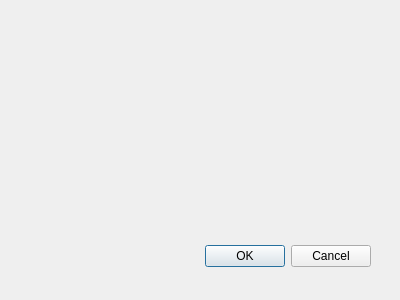
Above: qceplib-base/qcepfixupgainmapdialog.ui from guyjennings/qxrd before the change. Below: the same form after it.
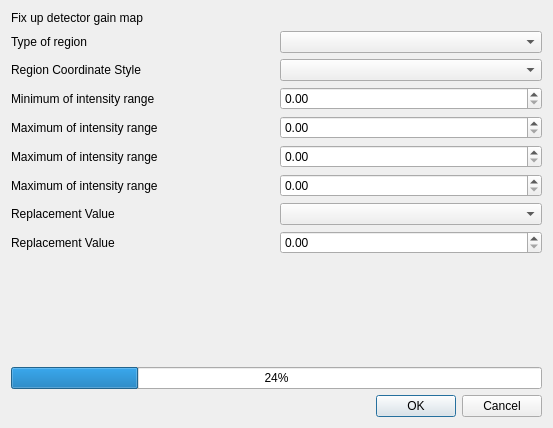
That is the form after the change.

Commit message: Initial implementation of set data value range command

The edit to the form file:
```diff
--- a/qceplib-base/qcepfixupgainmapdialog.ui
+++ b/qceplib-base/qcepfixupgainmapdialog.ui
@@ -8,29 +8,132 @@
    <rect>
     <x>0</x>
     <y>0</y>
-    <width>400</width>
-    <height>300</height>
+    <width>553</width>
+    <height>428</height>
    </rect>
   </property>
   <property name="windowTitle">
    <string>Dialog</string>
   </property>
-  <widget name="buttonBox" class="QDialogButtonBox">
-   <property name="geometry">
-    <rect>
-     <x>30</x>
-     <y>240</y>
-     <width>341</width>
-     <height>32</height>
-    </rect>
-   </property>
-   <property name="orientation">
-    <enum>Qt::Horizontal</enum>
-   </property>
-   <property name="standardButtons">
-    <set>QDialogButtonBox::Cancel|QDialogButtonBox::Ok</set>
-   </property>
-  </widget>
+  <layout class="QGridLayout" name="gridLayout">
+   <item row="0" column="0" colspan="2">
+    <widget class="QLabel" name="label">
+     <property name="text">
+      <string>Fix up detector gain map</string>
+     </property>
+    </widget>
+   </item>
+   <item row="1" column="0">
+    <widget class="QLabel" name="label_2">
+     <property name="text">
+      <string>Type of region </string>
+     </property>
+    </widget>
+   </item>
+   <item row="1" column="1">
+    <widget class="QComboBox" name="m_RegionType"/>
+   </item>
+   <item row="2" column="0">
+    <widget class="QLabel" name="label_7">
+     <property name="text">
+      <string>Region Coordinate Style</string>
+     </property>
+    </widget>
+   </item>
+   <item row="2" column="1">
+    <widget class="QComboBox" name="m_RegionCoordinateStyle"/>
+   </item>
+   <item row="3" column="0">
+    <widget class="QLabel" name="m_RegionLabelX1">
+     <property name="text">
+      <string>Minimum of intensity range</string>
+     </property>
+    </widget>
+   </item>
+   <item row="3" column="1">
+    <widget class="QDoubleSpinBox" name="m_RegionX1"/>
+   </item>
+   <item row="4" column="0">
+    <widget class="QLabel" name="m_RegionLabelY1">
+     <property name="text">
+      <string>Maximum of intensity range</string>
+     </property>
+    </widget>
+   </item>
+   <item row="4" column="1">
+    <widget class="QDoubleSpinBox" name="m_RegionY1"/>
+   </item>
+   <item row="5" column="0">
+    <widget class="QLabel" name="m_RegionLabelX2">
+     <property name="text">
+      <string>Maximum of intensity range</string>
+     </property>
+    </widget>
+   </item>
+   <item row="5" column="1">
+    <widget class="QDoubleSpinBox" name="m_RegionX2"/>
+   </item>
+   <item row="6" column="0">
+    <widget class="QLabel" name="m_RegionLabelY2">
+     <property name="text">
+      <string>Maximum of intensity range</string>
+     </property>
+    </widget>
+   </item>
+   <item row="6" column="1">
+    <widget class="QDoubleSpinBox" name="m_RegionY2"/>
+   </item>
+   <item row="7" column="0">
+    <widget class="QLabel" name="label_5">
+     <property name="text">
+      <string>Replacement Value</string>
+     </property>
+    </widget>
+   </item>
+   <item row="7" column="1">
+    <widget class="QComboBox" name="m_OutputChoice"/>
+   </item>
+   <item row="8" column="0">
+    <widget class="QLabel" name="label_6">
+     <property name="text">
+      <string>Replacement Value</string>
+     </property>
+    </widget>
+   </item>
+   <item row="8" column="1">
+    <widget class="QDoubleSpinBox" name="m_NewValue"/>
+   </item>
+   <item row="9" column="0" colspan="2">
+    <spacer name="verticalSpacer">
+     <property name="orientation">
+      <enum>Qt::Vertical</enum>
+     </property>
+     <property name="sizeHint" stdset="0">
+      <size>
+       <width>498</width>
+       <height>124</height>
+      </size>
+     </property>
+    </spacer>
+   </item>
+   <item row="10" column="0" colspan="2">
+    <widget class="QProgressBar" name="m_ProgressIndicator">
+     <property name="value">
+      <number>24</number>
+     </property>
+    </widget>
+   </item>
+   <item row="11" column="0" colspan="2">
+    <widget class="QDialogButtonBox" name="buttonBox">
+     <property name="orientation">
+      <enum>Qt::Horizontal</enum>
+     </property>
+     <property name="standardButtons">
+      <set>QDialogButtonBox::Cancel|QDialogButtonBox::Ok</set>
+     </property>
+    </widget>
+   </item>
+  </layout>
  </widget>
  <pixmapfunction/>
  <resources/>
```
Left out of the diff: 9 changed lines with no effect on the pictures. The commit also changes 7 other files.
